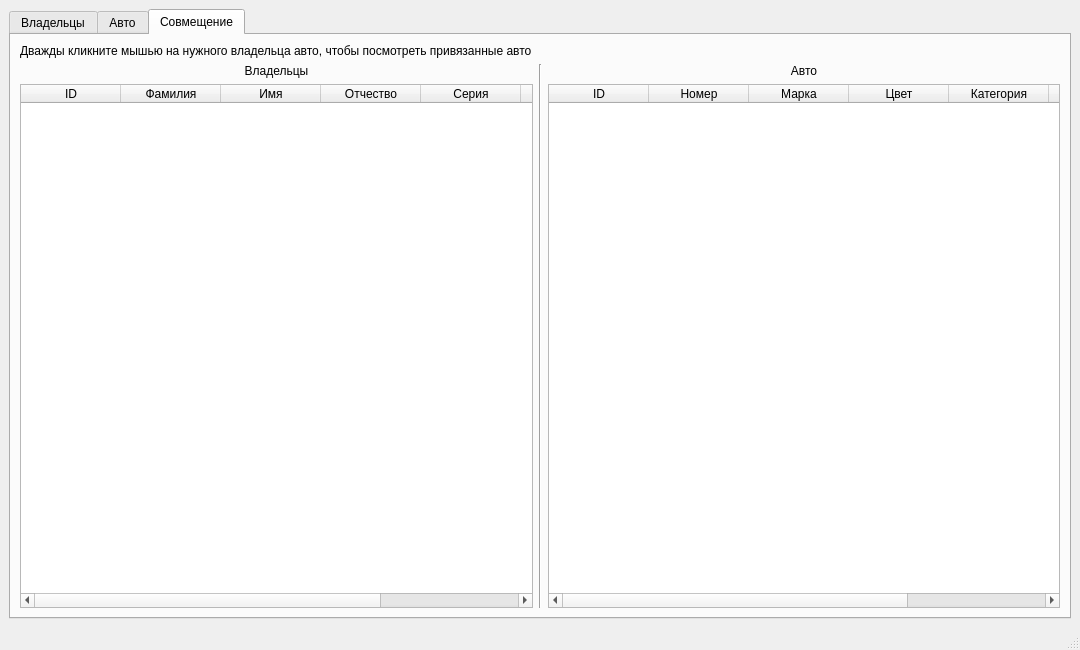
Before: the Qt Designer form QtDB/mainwindow.ui in iDontKnowMyNickname/-QtDB, drawn with Qt 5.
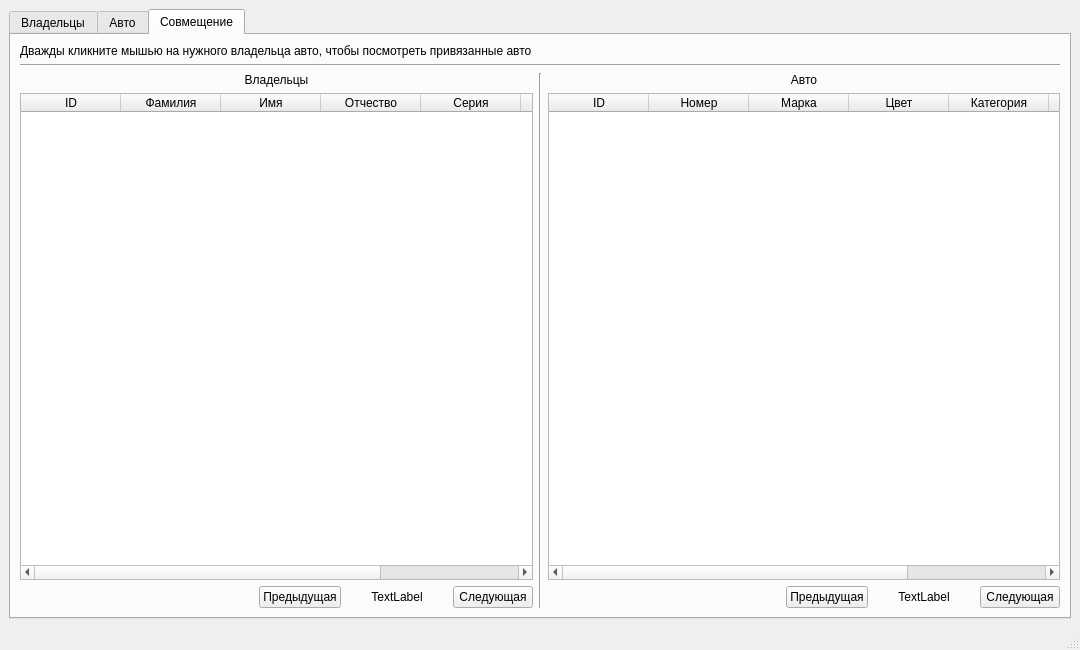
After: the same form once the commit is applied. The open tabs and pages were chosen to show the change.

Commit message: Околопоследняя правка GUI

```diff
--- a/QtDB/mainwindow.ui
+++ b/QtDB/mainwindow.ui
@@ -764,6 +764,13 @@
           </property>
          </widget>
         </item>
+        <item>
+         <widget class="Line" name="line_3">
+          <property name="orientation">
+           <enum>Qt::Horizontal</enum>
+          </property>
+         </widget>
+        </item>
         <item>
          <layout class="QHBoxLayout" name="horizontalLayout_11">
           <item>
@@ -817,6 +824,59 @@
               </column>
              </widget>
             </item>
+            <item>
+             <layout class="QHBoxLayout" name="horizontalLayout_5">
+              <item>
+               <spacer name="horizontalSpacer_3">
+                <property name="orientation">
+                 <enum>Qt::Horizontal</enum>
+                </property>
+                <property name="sizeHint" stdset="0">
+                 <size>
+                  <width>40</width>
+                  <height>20</height>
+                 </size>
+                </property>
+               </spacer>
+              </item>
+              <item>
+               <widget class="QPushButton" name="pushButton_2_0_prev">
+                <property name="text">
+                 <string>Предыдущая</string>
+                </property>
+               </widget>
+              </item>
+              <item>
+               <widget class="QLabel" name="page_2_0">
+                <property name="minimumSize">
+                 <size>
+                  <width>100</width>
+                  <height>0</height>
+                 </size>
+                </property>
+                <property name="maximumSize">
+                 <size>
+                  <width>100</width>
+                  <height>16777215</height>
+                 </size>
+                </property>
+                <property name="text">
+                 <string>TextLabel</string>
+                </property>
+                <property name="alignment">
+                 <set>Qt::AlignCenter</set>
+                </property>
+               </widget>
+              </item>
+              <item>
+               <widget class="QPushButton" name="pushButton_2_0_next">
+                <property name="text">
+                 <string>Следующая</string>
+                </property>
+               </widget>
+              </item>
+             </layout>
+            </item>
            </layout>
           </item>
           <item>
@@ -877,6 +937,59 @@
               </column>
              </widget>
             </item>
+            <item>
+             <layout class="QHBoxLayout" name="horizontalLayout_6">
+              <item>
+               <spacer name="horizontalSpacer_4">
+                <property name="orientation">
+                 <enum>Qt::Horizontal</enum>
+                </property>
+                <property name="sizeHint" stdset="0">
+                 <size>
+                  <width>40</width>
+                  <height>20</height>
+                 </size>
+                </property>
+               </spacer>
+              </item>
+              <item>
+               <widget class="QPushButton" name="pushButton_2_1_prev">
+                <property name="text">
+                 <string>Предыдущая</string>
+                </property>
+               </widget>
+              </item>
+              <item>
+               <widget class="QLabel" name="page_2_1">
+                <property name="minimumSize">
+                 <size>
+                  <width>100</width>
+                  <height>0</height>
+                 </size>
+                </property>
+                <property name="maximumSize">
+                 <size>
+                  <width>100</width>
+                  <height>16777215</height>
+                 </size>
+                </property>
+                <property name="text">
+                 <string>TextLabel</string>
+                </property>
+                <property name="alignment">
+                 <set>Qt::AlignCenter</set>
+                </property>
+               </widget>
+              </item>
+              <item>
+               <widget class="QPushButton" name="pushButton_2_1_next">
+                <property name="text">
+                 <string>Следующая</string>
+                </property>
+               </widget>
+              </item>
+             </layout>
+            </item>
            </layout>
           </item>
          </layout>
```
Left out of the diff: 43 changed lines with no effect on the pictures.
